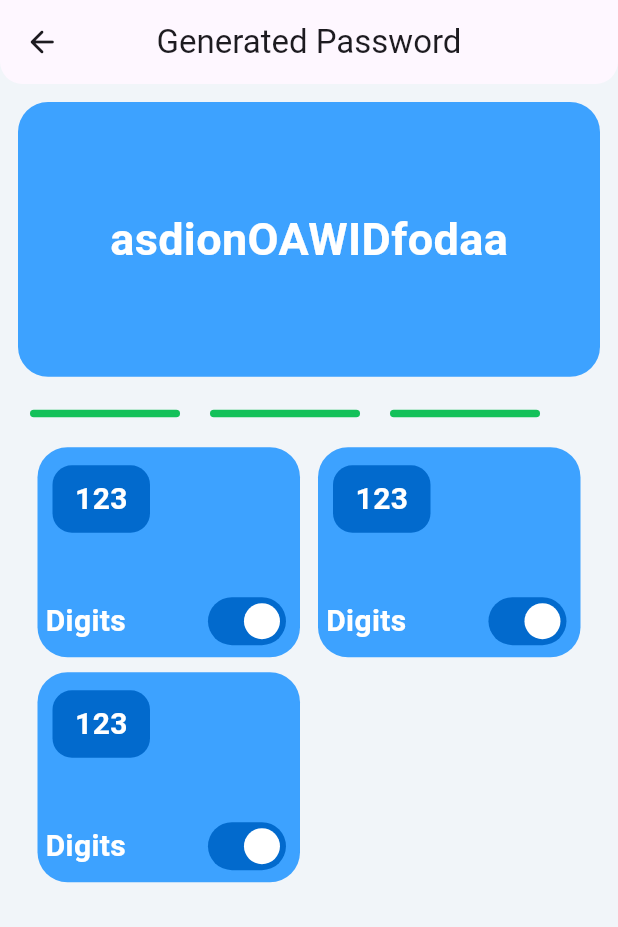
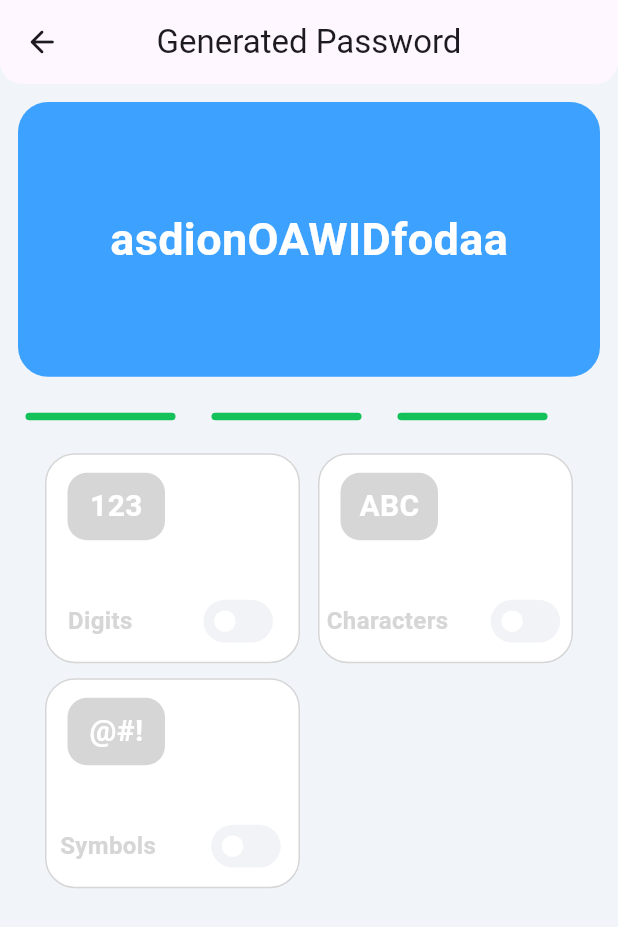
Before and after one commit to Nishan-Pradhan06/passwordgenerator, a Flutter app: the HomePage screen opened directly, on a phone screen of 412 x 824 dp. Shown: the top 927 px of the screen. Run offline on Flutter 3.47's test engine with Material 3 defaults, Android fonts, the light colour scheme and no system bars; our stand-ins replace shared_preferences, smooth_page_indicator; accounts and stored records are empty.

Commit message:
fix bar container, add dynamic toggle switch,theme

```diff
--- a/lib/core/theme/colors.dart
+++ b/lib/core/theme/colors.dart
@@ -8,4 +8,7 @@ class BrandColors {
   static const Color kLow = Color(0xFFFF3301);
   static const Color kBackground = Color(0xFFF1F5F9);
   static const Color kinner = Color(0xFF026acd);
+  static const Color kdisbleColor = Color(0xFFd6d6d6);
+  static const Color kbtndisbleColor = Color(0xFFf2f3f7);
+
 }
--- a/lib/home/widgets/bar.dart
+++ b/lib/home/widgets/bar.dart
@@ -12,7 +12,7 @@ class _BarContainerState extends State<BarContainer> {
   @override
   Widget build(BuildContext context) {
     return Padding(
-      padding: const EdgeInsets.symmetric(horizontal: 20),
+      padding: const EdgeInsets.symmetric(horizontal: 15),
       child: Row(
         children: [
           _buildBarContainer(BrandColors.kStrong),
@@ -31,6 +31,7 @@ class _BarContainerState extends State<BarContainer> {
 
   Widget _buildBarContainer(Color color) {
     return Container(
+      margin: const EdgeInsets.all(2),
       height: 5,
       width: 100,
       decoration: BoxDecoration(
--- a/lib/home/widgets/menu.dart
+++ b/lib/home/widgets/menu.dart
@@ -1,15 +1,18 @@
 import 'package:flutter/material.dart';
 import 'package:randowmpasswordgenerator/core/theme/colors.dart';
-// import 'package:randowmpasswordgenerator/core/theme/colors.dart';
 
 class SelectionMenu extends StatefulWidget {
-  const SelectionMenu({super.key});
+  const SelectionMenu({Key? key}) : super(key: key);
 
   @override
   State<SelectionMenu> createState() => _SelectionMenuState();
 }
 
 class _SelectionMenuState extends State<SelectionMenu> {
+  // int selectedContainerIndex = 0;
+  // Map<String, bool> selectedContainerIndex ={'123':false,'ABC':false,'@#!':false};
+  bool _isSettingEnabled = false;
+
   @override
   Widget build(BuildContext context) {
     return Padding(
@@ -18,67 +21,92 @@ class _SelectionMenuState extends State<SelectionMenu> {
         spacing: 12.0,
         runSpacing: 10.0,
         children: [
-          _buildStatusContainer(),
-          _buildStatusContainer(),
-          _buildStatusContainer(),
+          _buildStatusContainer('Digits', '123'),
+          _buildStatusContainer('Characters', 'ABC'),
+          _buildStatusContainer('Symbols', '@#!'),
         ],
       ),
     );
   }
 
-  Container _buildStatusContainer() {
+  Container _buildStatusContainer(String labelText, String centerText) {
+    // bool isSettingEnabled = SelectedContainerIndex == index;
     return Container(
       height: 140,
-      width: 175,
+      width: 170,
       decoration: BoxDecoration(
+        border: _isSettingEnabled
+            ? Border.all(color: Colors.transparent)
+            : Border.all(color: BrandColors.kdisbleColor),
         borderRadius: BorderRadius.circular(20),
-          color: BrandColors.kSecondary),
+        color: _isSettingEnabled ? BrandColors.kSecondary : Colors.white,
+      ),
       child: Stack(
         children: [
           Column(
             children: [
               Container(
-                margin: const EdgeInsets.only(right: 90, top: 12),
+                margin: const EdgeInsets.only(right: 75, top: 12),
                 height: 45,
                 width: 65,
                 decoration: BoxDecoration(
                   borderRadius: BorderRadius.circular(13),
-                    color: BrandColors.kinner),
-                child: const Center(
+                  color: _isSettingEnabled
+                      ? BrandColors.kinner
+                      : BrandColors.kdisbleColor,
+                ),
+                child: Center(
                   child: Text(
-                    '123',
-                    style: TextStyle(
+                    centerText,
+                    style: const TextStyle(
                       fontSize: 20,
                       fontWeight: FontWeight.bold,
-                        color: Colors.white),
+                      color: Colors.white,
+                    ),
                   ),
                 ),
               ),
               const SizedBox(
-                height: 35,
+                height: 30,
               ),
               Row(
                 mainAxisAlignment: MainAxisAlignment.spaceEvenly,
                 children: [
-                  const Text(
-                    'Digits',
+                  Padding(
+                    padding: const EdgeInsets.only(left: 4),
+                    child: Text(
+                      labelText,
                       style: TextStyle(
-                        fontSize: 20,
+                        fontSize: 16,
                         fontWeight: FontWeight.bold,
-                        color: Colors.white),
+                        color: _isSettingEnabled
+                            ? Colors.white
+                            : BrandColors.kdisbleColor,
+                      ),
+                    ),
                   ),
                   const SizedBox(
-                    width: 40,
+                    width: 20,
                   ),
-                  Switch(
-                    // activeColor: BrandColors.kinner,
-                    // trackColor: BrandColors.kinner,
+                  Transform.scale(
+                    scale: 0.89,
+                    child: Switch(
+                      inactiveThumbColor: Colors.white,
+                      trackOutlineColor: const MaterialStatePropertyAll(
+                        Color(0x00ffffff),
+                      ),
+                      inactiveTrackColor: BrandColors.kbtndisbleColor,
                       activeTrackColor: BrandColors.kinner,
-                    value: true,
-                    onChanged: (bool value) {},
+                      value: _isSettingEnabled,
+                      onChanged: (bool value) {
+                        setState(() {
+                          _isSettingEnabled = value;
+                        });
+                      },
+                    ),
                   ),
                 ],
-              )
+              ),
             ],
           ),
         ],
```
Lines whose indentation alone changed are shown as unchanged.
